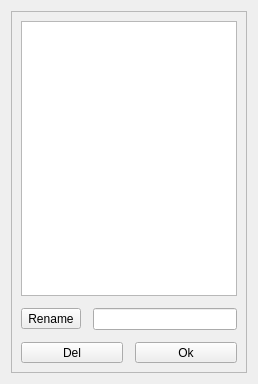
Qt form src/dlglist.ui (ic005k/Knot-Legacy) before a commit.
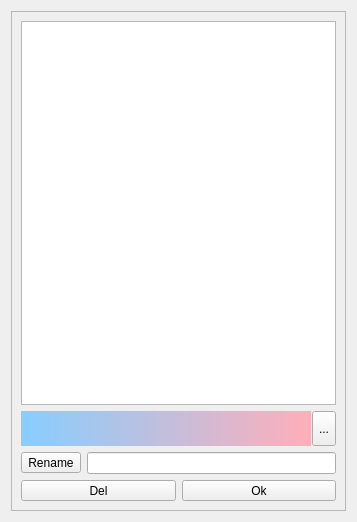
The same form after that commit. Icons and pictures are not drawn.

```diff
--- a/src/dlglist.ui
+++ b/src/dlglist.ui
@@ -6,8 +6,8 @@
    <rect>
     <x>0</x>
     <y>0</y>
-    <width>258</width>
-    <height>384</height>
+    <width>357</width>
+    <height>522</height>
    </rect>
   </property>
   <property name="windowTitle">
@@ -35,9 +35,6 @@
       <enum>QFrame::Raised</enum>
      </property>
      <layout class="QVBoxLayout" name="verticalLayout">
-      <property name="spacing">
-       <number>12</number>
-      </property>
       <item>
        <widget class="QListWidget" name="listWidget">
         <property name="dragDropMode">
@@ -51,6 +48,71 @@
         </property>
        </widget>
       </item>
+      <item>
+       <layout class="QHBoxLayout" name="horizontalLayout_3">
+        <property name="spacing">
+         <number>1</number>
+        </property>
+        <item>
+         <widget class="QTextEdit" name="editDesc">
+          <property name="maximumSize">
+           <size>
+            <width>16777215</width>
+            <height>35</height>
+           </size>
+          </property>
+          <property name="styleSheet">
+           <string notr="true">QTextEdit
+{
+border: 0px solid gray;
+border-radius: 0px;
+padding: 0 8px;
+/*background: blue;*/
+/*background-color:qlineargradient(spread:pad,x1:0,y1:0,x2:0,y2:1,stop:0 #87CEFF,stop:1 #FFAEB9);  */
+background-color:qlineargradient(spread:pad,x1:1,y1:0,x2:0,y2:0,stop:0 #FFAEB9,stop:1 #87CEFF);  
+color:black;
+selection-background-color: lightblue;
+}</string>
+          </property>
+          <property name="verticalScrollBarPolicy">
+           <enum>Qt::ScrollBarAlwaysOff</enum>
+          </property>
+          <property name="horizontalScrollBarPolicy">
+           <enum>Qt::ScrollBarAlwaysOff</enum>
+          </property>
+         </widget>
+        </item>
+        <item>
+         <widget class="QToolButton" name="btnClearDesc">
+          <property name="sizePolicy">
+           <sizepolicy hsizetype="Preferred" vsizetype="Preferred">
+            <horstretch>0</horstretch>
+            <verstretch>0</verstretch>
+           </sizepolicy>
+          </property>
+          <property name="maximumSize">
+           <size>
+            <width>16777215</width>
+            <height>35</height>
+           </size>
+          </property>
+          <property name="text">
+           <string>...</string>
+          </property>
+          <property name="icon">
+           <iconset resource="../res.qrc">
+            <normaloff>:/res/clear.png</normaloff>:/res/clear.png</iconset>
+          </property>
+          <property name="iconSize">
+           <size>
+            <width>25</width>
+            <height>25</height>
+           </size>
+          </property>
+         </widget>
+        </item>
+       </layout>
+      </item>
       <item>
        <layout class="QHBoxLayout" name="horizontalLayout_2">
         <item>
```
Left out of the diff: 4 changed lines with no effect on the pictures.
